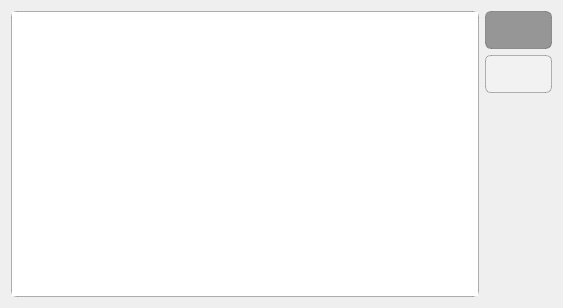
The window that ui/widget.ui (ergo471/badLauncher) describes before a commit, drawn with Qt 5.
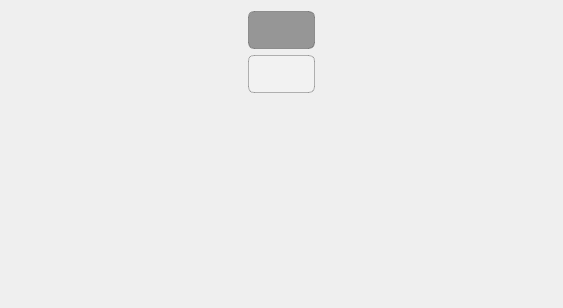
The same window after the commit. Icons and pictures are not drawn.

Commit message: Cambio de listWidget a TreeWidget

The edit to the form file:
```diff
--- a/ui/widget.ui
+++ b/ui/widget.ui
@@ -23,19 +23,6 @@
 </string>
   </property>
   <layout class="QHBoxLayout" name="horizontalLayout">
-   <item>
-    <widget class="QListWidget" name="listWidget">
-     <property name="styleSheet">
-      <string notr="true">QListWidget#listWidget{
-
-border-radius: 6px;
-border: 1px solid;
-border-color: rgba(0,0,0,70);
-
-}</string>
-     </property>
-    </widget>
-   </item>
    <item>
     <layout class="QVBoxLayout" name="verticalLayout">
      <item>
@@ -162,6 +149,9 @@
        <property name="orientation">
         <enum>Qt::Vertical</enum>
        </property>
+       <property name="sizeType">
+        <enum>QSizePolicy::Expanding</enum>
+       </property>
        <property name="sizeHint" stdset="0">
         <size>
          <width>20</width>
```
The commit also changes 17 other files.
